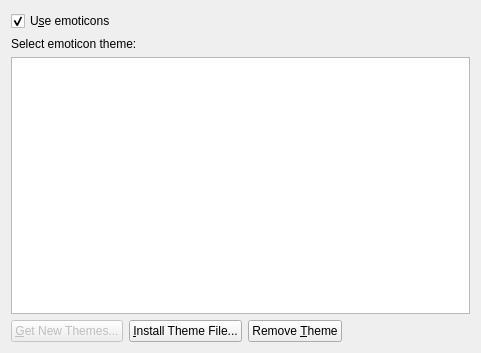
KDE/kopete, file kopete/config/chatwindow/chatwindowconfig_emoticons.ui: the form before one commit.
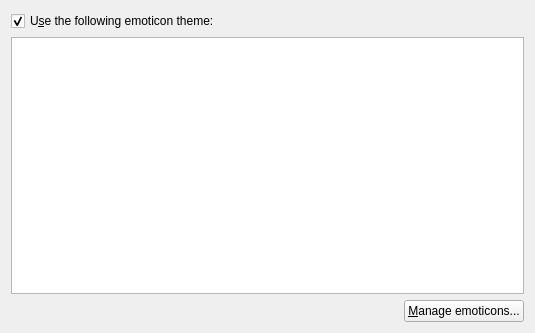
The form after the commit.

Commit message: Merge branch 'simplify_emoticon_configuration'

The edit to the form file:
```diff
--- a/kopete/config/chatwindow/chatwindowconfig_emoticons.ui
+++ b/kopete/config/chatwindow/chatwindowconfig_emoticons.ui
@@ -5,12 +5,12 @@
    <rect>
     <x>0</x>
     <y>0</y>
-    <width>481</width>
-    <height>353</height>
+    <width>535</width>
+    <height>333</height>
    </rect>
   </property>
   <layout class="QGridLayout" >
-   <item row="0" column="0" colspan="4" >
+   <item row="0" column="0" colspan="2" >
     <widget class="QCheckBox" name="kcfg_useEmoticons" >
      <property name="sizePolicy" >
       <sizepolicy vsizetype="Fixed" hsizetype="Preferred" >
@@ -22,41 +22,22 @@
       <string>If this is checked, the text representation of emoticons in messages will be replaced by an image</string>
      </property>
      <property name="text" >
-      <string>U&amp;se emoticons</string>
+      <string>U&amp;se the following emoticon theme:</string>
      </property>
      <property name="checked" >
       <bool>true</bool>
      </property>
     </widget>
    </item>
-   <item row="1" column="0" colspan="4" >
-    <widget class="QLabel" name="textLabel1" >
-     <property name="sizePolicy" >
-      <sizepolicy vsizetype="Fixed" hsizetype="Preferred" >
-       <horstretch>0</horstretch>
-       <verstretch>0</verstretch>
-      </sizepolicy>
-     </property>
-     <property name="focusPolicy" >
-      <enum>Qt::NoFocus</enum>
-     </property>
-     <property name="text" >
-      <string>Select emoticon theme:</string>
-     </property>
-    </widget>
-   </item>
-   <item row="2" column="0" colspan="4" >
+   <item row="1" column="0" colspan="2" >
     <widget class="QListWidget" name="icon_theme_list" >
      <property name="alternatingRowColors" >
       <bool>true</bool>
      </property>
     </widget>
    </item>
-   <item row="3" column="0" >
-    <widget class="QPushButton" name="btnGetThemes" >
-     <property name="enabled" >
-      <bool>false</bool>
-     </property>
+   <item row="2" column="1" >
+    <widget class="QPushButton" name="btnManageThemes" >
      <property name="sizePolicy" >
       <sizepolicy vsizetype="Fixed" hsizetype="Maximum" >
        <horstretch>0</horstretch>
@@ -67,52 +48,10 @@
       <string>Download emoticon theme from the Internet</string>
      </property>
      <property name="text" >
-      <string>&amp;Get New Themes...</string>
+      <string>&amp;Manage emoticons...</string>
      </property>
     </widget>
    </item>
-   <item row="3" column="1" >
-    <widget class="QPushButton" name="btnInstallTheme" >
-     <property name="sizePolicy" >
-      <sizepolicy vsizetype="Fixed" hsizetype="Maximum" >
-       <horstretch>0</horstretch>
-       <verstretch>0</verstretch>
-      </sizepolicy>
-     </property>
-     <property name="text" >
-      <string>&amp;Install Theme File...</string>
-     </property>
-    </widget>
-   </item>
-   <item row="3" column="2" >
-    <widget class="QPushButton" name="btnRemoveTheme" >
-     <property name="sizePolicy" >
-      <sizepolicy vsizetype="Fixed" hsizetype="Maximum" >
-       <horstretch>0</horstretch>
-       <verstretch>0</verstretch>
-      </sizepolicy>
-     </property>
-     <property name="text" >
-      <string>Remove &amp;Theme</string>
-     </property>
-    </widget>
-   </item>
-   <item row="3" column="3" >
-    <spacer>
-     <property name="orientation" >
-      <enum>Qt::Horizontal</enum>
-     </property>
-     <property name="sizeType" >
-      <enum>QSizePolicy::Preferred</enum>
-     </property>
-     <property name="sizeHint" stdset="0" >
-      <size>
-       <width>31</width>
-       <height>20</height>
-      </size>
-     </property>
-    </spacer>
-   </item>
   </layout>
  </widget>
  <layoutdefault spacing="6" margin="11" />
```
Left out of the diff: 60 changed lines with no effect on the pictures. The commit also changes 2 other files.
